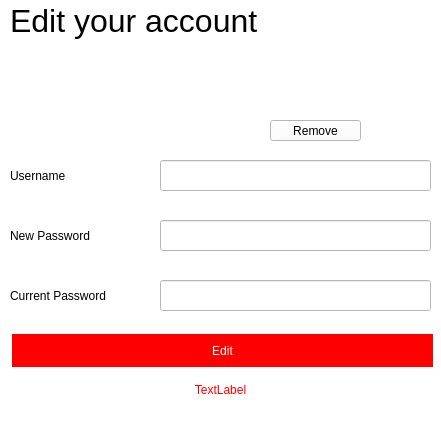
The window that client/ui/EditAccount/editaccount.ui (s267562/Live-Text-Editor) describes before a commit, drawn with Qt 5.
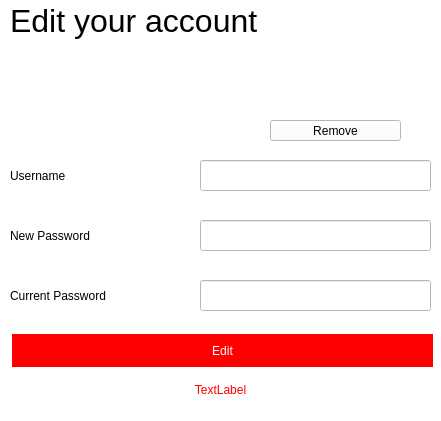
The same window after the commit. Icons and pictures are not drawn. Custom widgets are drawn as their Qt base class.

Commit message: Fixed toolbar + fixed labels

Diff of the .ui file:
```diff
--- a/client/ui/EditAccount/editaccount.ui
+++ b/client/ui/EditAccount/editaccount.ui
@@ -45,7 +45,7 @@
      <rect>
       <x>10</x>
       <y>160</y>
-      <width>141</width>
+      <width>181</width>
       <height>31</height>
      </rect>
     </property>
@@ -58,7 +58,7 @@
      <rect>
       <x>10</x>
       <y>220</y>
-      <width>141</width>
+      <width>181</width>
       <height>31</height>
      </rect>
     </property>
@@ -85,9 +85,9 @@
    <widget class="QLineEdit" name="username">
     <property name="geometry">
      <rect>
-      <x>160</x>
+      <x>200</x>
       <y>160</y>
-      <width>271</width>
+      <width>231</width>
       <height>31</height>
      </rect>
     </property>
@@ -95,9 +95,9 @@
    <widget class="QLineEdit" name="newPassword">
     <property name="geometry">
      <rect>
-      <x>160</x>
+      <x>200</x>
       <y>220</y>
-      <width>271</width>
+      <width>231</width>
       <height>31</height>
      </rect>
     </property>
@@ -156,7 +156,7 @@
      <rect>
       <x>270</x>
       <y>120</y>
-      <width>91</width>
+      <width>131</width>
       <height>21</height>
      </rect>
     </property>
@@ -189,9 +189,9 @@
    <widget class="QLineEdit" name="oldPassword">
     <property name="geometry">
      <rect>
-      <x>160</x>
+      <x>200</x>
       <y>280</y>
-      <width>271</width>
+      <width>231</width>
       <height>31</height>
      </rect>
     </property>
@@ -204,7 +204,7 @@
      <rect>
       <x>10</x>
       <y>280</y>
-      <width>141</width>
+      <width>181</width>
       <height>31</height>
      </rect>
     </property>
```
The commit also changes 3 other files.
